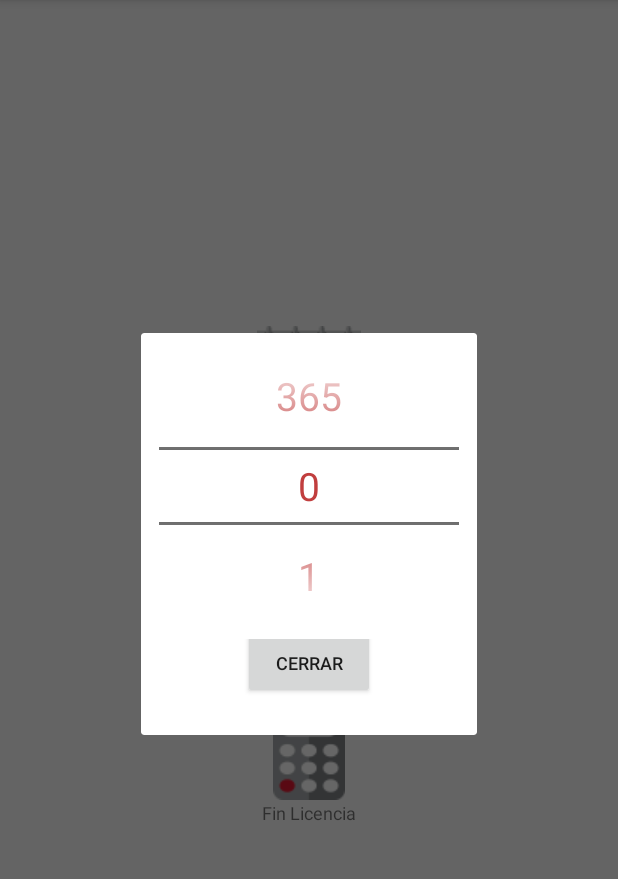
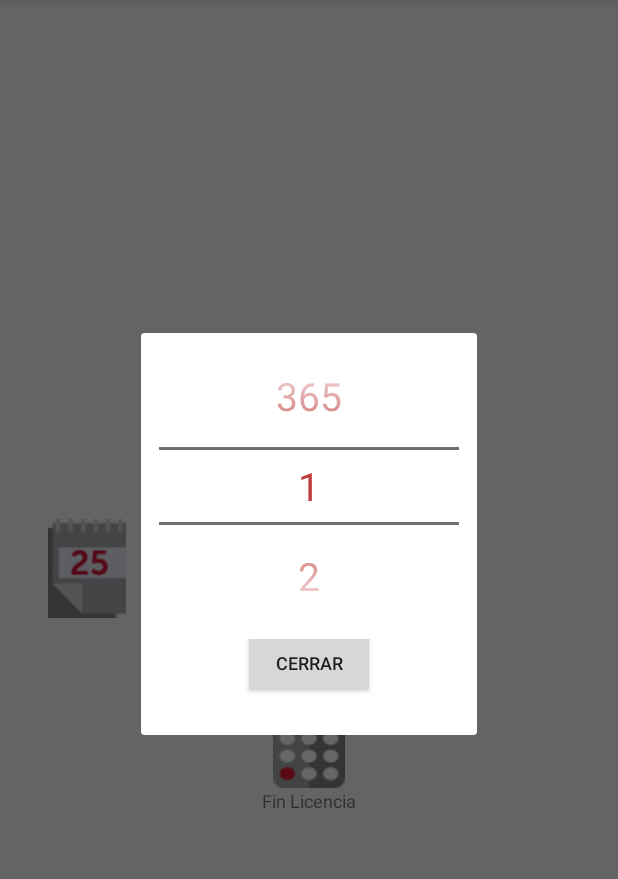
Before and after one commit to diegocervetti/Edu-T, an Android app: the MenuPrincipal screen opened directly, with no data from a screen before it, after a tap on an icon or button, on a phone screen of 412 x 824 dp, the part 84-963 px from its top. Run offline under Robolectric (Android 15) with nearby library versions, the phone set to English and light mode, and no system bars.

Commit message:
Fixed 1 dia por default

```diff
--- a/app/src/main/java/ar/edu/eestn1ee/www/edu_t/MenuPrincipal.java
+++ b/app/src/main/java/ar/edu/eestn1ee/www/edu_t/MenuPrincipal.java
@@ -67,7 +67,9 @@ public class MenuPrincipal extends AppCompatActivity {
     //Checkbox
      private CheckBox checkBox;
     //Calendarios
-    Calendar fechaInicial = Calendar.getInstance(),fechaFinal= Calendar.getInstance();
+    private Calendar fechaInicial = Calendar.getInstance(),fechaFinal= Calendar.getInstance();
+    //Cantidad de Dia Guardado
+    private int selectedCantidadDias = 1;
 
     @Override
     protected void onCreate(Bundle savedInstanceState) {
@@ -150,7 +152,7 @@ public class MenuPrincipal extends AppCompatActivity {
 
         cantidadDiasNP = (NumberPicker) dialog2.findViewById(R.id.numberPicker);
         cantidadDiasNP.setMaxValue(365);
-        cantidadDiasNP.setMinValue(0);
+        cantidadDiasNP.setMinValue(1);
         cantidadDiasNP.setWrapSelectorWheel(true);
         cantidadDiasNP.setOnLongPressUpdateInterval(300);
         botonCerrar = (Button) dialog2.findViewById(R.id.btnCerrar);
@@ -231,11 +233,27 @@ public class MenuPrincipal extends AppCompatActivity {
         });
 
         //
-
+        //Setteamos 1 por defecto
+        cantidadDiasNP.setValue(selectedCantidadDias);
+        ActualizarCantidadDias();
         cantidadDiasNP.setOnValueChangedListener(new NumberPicker.OnValueChangeListener() {
             @Override
             public void onValueChange(NumberPicker picker, int oldVal, int newVal) {
+                //se actualiza la cantidad de dias seleccionado
+                selectedCantidadDias = newVal;
+                ActualizarCantidadDias();
+            }
+        });
+        cantidadDiasNP.setOnLongPressUpdateInterval(90);
+    }
+
+    //Actualizar Cantidad Dia
+    public void ActualizarCantidadDias(){
+        if(cantidadDiasNP.getValue() == 1){
+            diasTV.setText("1 Día");
+        }else {
             diasTV.setText(cantidadDiasNP.getValue() + " Días");
+        }
         diasTV.setVisibility(View.VISIBLE);
         diasTV.setOnClickListener(new View.OnClickListener() {
             @Override
@@ -252,10 +270,6 @@ public class MenuPrincipal extends AppCompatActivity {
         centrarDiasLL.setLayoutParams(paramTemp);
         diasTituloTV.setVisibility(View.GONE);
     }
-        });
-        cantidadDiasNP.setOnLongPressUpdateInterval(90);
-    }
-
 
 
     //Comprobar
```
Also changed, not shown: app/src/main/res/layout/layout_contributors.xml (+0 -34 lines). Lines whose indentation alone changed are shown as unchanged.
